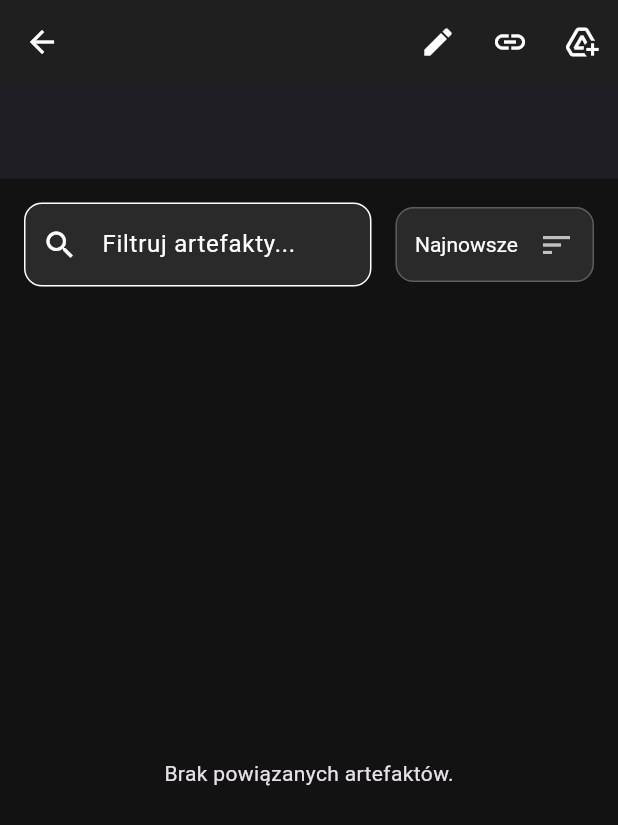
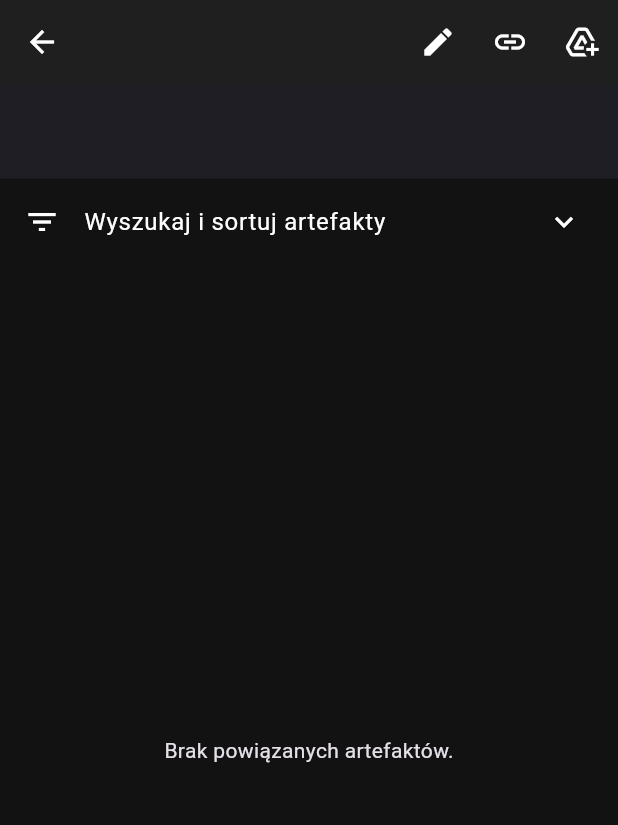
Before and after one commit to kusojac/ML_CV_Video, a Flutter app: the ProjectDetailsScreen screen opened directly with empty values, on a phone screen of 412 x 824 dp. Shown: the top 825 px of the screen. Run offline on Flutter 3.47's test engine with Material 3 defaults, Android fonts, the phone set to English and light mode, and no system bars; our stand-ins replace file_picker; missing offline and left inert: media_kit, media_kit_video.

Commit message:
add filter bar

```diff
--- a/VolleyballApp/frontend/lib/screens/project_details_screen.dart
+++ b/VolleyballApp/frontend/lib/screens/project_details_screen.dart
@@ -376,9 +376,14 @@ class _ProjectDetailsScreenState extends State<ProjectDetailsScreen> {
             ),
           ),
           // Pasek filtrowania i sortowania artefaktów
-          Padding(
-            padding: const EdgeInsets.all(16.0),
-            child: Row(
+          Theme(
+            data: Theme.of(context).copyWith(dividerColor: Colors.transparent),
+            child: ExpansionTile(
+              title: const Text('Wyszukaj i sortuj artefakty'),
+              leading: const Icon(Icons.filter_list),
+              childrenPadding: const EdgeInsets.fromLTRB(16, 0, 16, 16),
+              children: [
+                Row(
                   children: [
                     Expanded(
                       flex: 2,
@@ -428,6 +433,8 @@ class _ProjectDetailsScreenState extends State<ProjectDetailsScreen> {
                           },
                         ),
                       ),
+                    ),
+                  ],
                 ),
               ],
             ),
```
Also changed, not shown: VolleyballApp/frontend/lib/screens/home_screen.dart (+20 -18 lines), VolleyballApp/frontend/lib/widgets/action_sidebar.dart (+13 -1 lines). Lines whose indentation alone changed are shown as unchanged.
